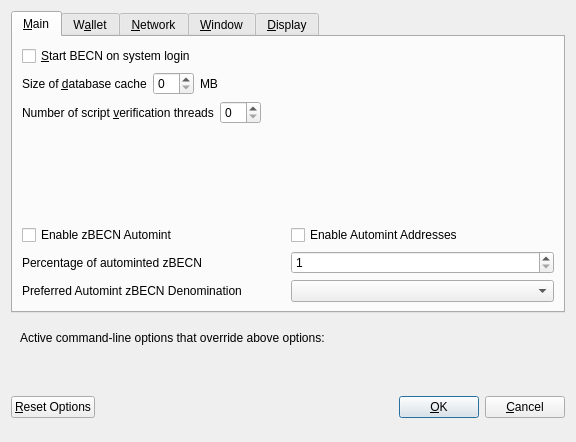
The window that src/qt/forms/optionsdialog.ui (MotoAcidic/Altbet-2.0.0.0) describes before a commit, drawn with Qt 5.
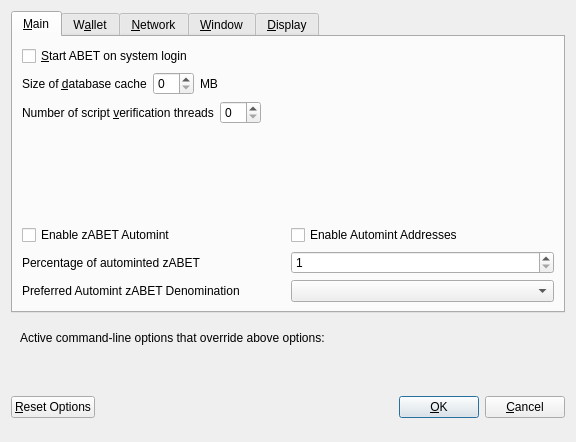
The same window after the commit. Custom widgets are drawn as their Qt base class.

Patch:
```diff
--- a/src/qt/forms/optionsdialog.ui
+++ b/src/qt/forms/optionsdialog.ui
@@ -33,7 +33,7 @@
           <string>Automatically start BECN after logging in to the system.</string>
          </property>
          <property name="text">
-          <string>&amp;Start BECN on system login</string>
+          <string>&amp;Start ABET on system login</string>
          </property>
         </widget>
        </item>
@@ -147,7 +147,7 @@
                <enum>Qt::LeftToRight</enum>
               </property>
               <property name="text">
-               <string>Enable zBECN Automint</string>
+               <string>Enable zABET Automint</string>
               </property>
              </widget>
             </item>
@@ -174,7 +174,7 @@
                <string>Percentage of incoming BECN which get automatically converted to zBECN via Zerocoin Protocol (min: 10%)</string>
               </property>
               <property name="text">
-               <string>Percentage of autominted zBECN</string>
+               <string>Percentage of autominted zABET</string>
               </property>
              </widget>
             </item>
@@ -207,7 +207,7 @@
                <string>Wait with automatic conversion to Zerocoin until enough BECN for this denomination is available</string>
               </property>
               <property name="text">
-               <string>Preferred Automint zBECN Denomination</string>
+               <string>Preferred Automint zABET Denomination</string>
               </property>
              </widget>
             </item>
```
Left out of the diff: 18 changed lines with no effect on the pictures.
